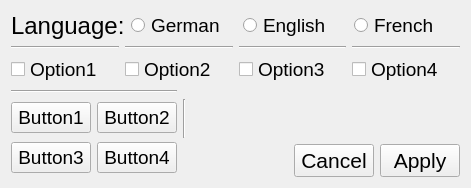
The window that Settings.ui (katrindaet/ChallengePetra2022) describes before a commit, drawn with Qt 5.
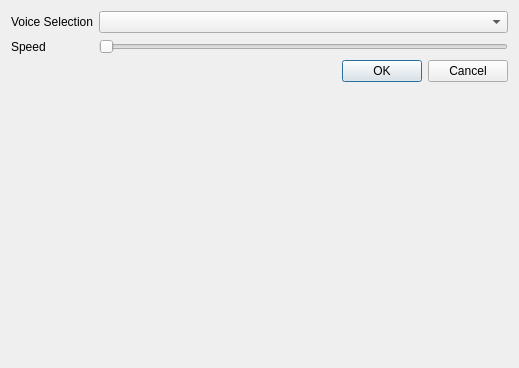
The same window after the commit.

```diff
--- a/Settings.ui
+++ b/Settings.ui
@@ -1,240 +1,50 @@
 <?xml version="1.0" encoding="UTF-8"?>
 <ui version="4.0">
- <class>Form</class>
- <widget class="QWidget" name="Form">
+ <class>Dialog</class>
+ <widget class="QDialog" name="Dialog">
   <property name="geometry">
    <rect>
     <x>0</x>
     <y>0</y>
-    <width>471</width>
-    <height>188</height>
+    <width>519</width>
+    <height>368</height>
    </rect>
   </property>
-  <property name="font">
-   <font>
-    <pointsize>16</pointsize>
-   </font>
-  </property>
   <property name="windowTitle">
    <string>Form</string>
   </property>
-  <property name="layoutDirection">
-   <enum>Qt::LeftToRight</enum>
-  </property>
-  <layout class="QGridLayout" name="gridLayout_4">
-   <item row="4" column="2">
+  <layout class="QFormLayout" name="formLayout_2">
+   <item row="7" column="0">
+    <widget class="QLabel" name="label_2">
+     <property name="text">
+      <string>Speed</string>
+     </property>
+    </widget>
+   </item>
+   <item row="5" column="0">
+    <widget class="QLabel" name="label">
+     <property name="text">
+      <string>Voice Selection</string>
+     </property>
+    </widget>
+   </item>
+   <item row="5" column="1">
+    <widget class="QComboBox" name="comboBox"/>
+   </item>
+   <item row="7" column="1">
+    <widget class="QSlider" name="horizontalSlider">
+     <property name="orientation">
+      <enum>Qt::Horizontal</enum>
+     </property>
+    </widget>
+   </item>
+   <item row="8" column="1">
     <widget class="QDialogButtonBox" name="buttonBox">
-     <property name="font">
-      <font>
-       <pointsize>16</pointsize>
-      </font>
-     </property>
-     <property name="layoutDirection">
-      <enum>Qt::LeftToRight</enum>
-     </property>
      <property name="orientation">
       <enum>Qt::Horizontal</enum>
      </property>
      <property name="standardButtons">
-      <set>QDialogButtonBox::Apply|QDialogButtonBox::Cancel</set>
-     </property>
-    </widget>
-   </item>
-   <item row="0" column="0" colspan="3">
-    <layout class="QGridLayout" name="gridLayout_2">
-     <item row="0" column="0">
-      <widget class="QLabel" name="label">
-       <property name="font">
-        <font>
-         <pointsize>18</pointsize>
-        </font>
-       </property>
-       <property name="text">
-        <string>Language:</string>
-       </property>
-      </widget>
-     </item>
-     <item row="0" column="1">
-      <widget class="QRadioButton" name="radioButton_7">
-       <property name="font">
-        <font>
-         <pointsize>14</pointsize>
-        </font>
-       </property>
-       <property name="text">
-        <string>German</string>
-       </property>
-      </widget>
-     </item>
-     <item row="0" column="2">
-      <widget class="QRadioButton" name="radioButton_8">
-       <property name="font">
-        <font>
-         <pointsize>14</pointsize>
-        </font>
-       </property>
-       <property name="text">
-        <string>English</string>
-       </property>
-      </widget>
-     </item>
-     <item row="0" column="3">
-      <widget class="QRadioButton" name="radioButton_4">
-       <property name="font">
-        <font>
-         <pointsize>14</pointsize>
-        </font>
-       </property>
-       <property name="text">
-        <string>French</string>
-       </property>
-      </widget>
-     </item>
-    </layout>
-   </item>
-   <item row="3" column="0" rowspan="2">
-    <layout class="QGridLayout" name="gridLayout">
-     <item row="0" column="0">
-      <widget class="QPushButton" name="pushButton">
-       <property name="font">
-        <font>
-         <pointsize>14</pointsize>
-        </font>
-       </property>
-       <property name="text">
-        <string>Button1</string>
-       </property>
-      </widget>
-     </item>
-     <item row="0" column="1">
-      <widget class="QPushButton" name="pushButton_3">
-       <property name="font">
-        <font>
-         <pointsize>14</pointsize>
-        </font>
-       </property>
-       <property name="text">
-        <string>Button2</string>
-       </property>
-      </widget>
-     </item>
-     <item row="1" column="0">
-      <widget class="QPushButton" name="pushButton_2">
-       <property name="font">
-        <font>
-         <pointsize>14</pointsize>
-        </font>
-       </property>
-       <property name="text">
-        <string>Button3</string>
-       </property>
-      </widget>
-     </item>
-     <item row="1" column="1">
-      <widget class="QPushButton" name="pushButton_4">
-       <property name="font">
-        <font>
-         <pointsize>14</pointsize>
-        </font>
-       </property>
-       <property name="text">
-        <string>Button4</string>
-       </property>
-      </widget>
-     </item>
-    </layout>
-   </item>
-   <item row="1" column="0" colspan="3">
-    <layout class="QGridLayout" name="gridLayout_3">
-     <item row="1" column="0">
-      <widget class="QCheckBox" name="checkBox">
-       <property name="font">
-        <font>
-         <pointsize>14</pointsize>
-        </font>
-       </property>
-       <property name="text">
-        <string>Option1</string>
-       </property>
-      </widget>
-     </item>
-     <item row="1" column="1">
-      <widget class="QCheckBox" name="checkBox_2">
-       <property name="font">
-        <font>
-         <pointsize>14</pointsize>
-        </font>
-       </property>
-       <property name="text">
-        <string>Option2</string>
-       </property>
-      </widget>
-     </item>
-     <item row="1" column="3">
-      <widget class="QCheckBox" name="checkBox_4">
-       <property name="font">
-        <font>
-         <pointsize>14</pointsize>
-        </font>
-       </property>
-       <property name="text">
-        <string>Option4</string>
-       </property>
-      </widget>
-     </item>
-     <item row="1" column="2">
-      <widget class="QCheckBox" name="checkBox_3">
-       <property name="font">
-        <font>
-         <pointsize>14</pointsize>
-        </font>
-       </property>
-       <property name="text">
-        <string>Option3</string>
-       </property>
-      </widget>
-     </item>
-     <item row="0" column="0">
-      <widget class="Line" name="line_2">
-       <property name="orientation">
-        <enum>Qt::Horizontal</enum>
-       </property>
-      </widget>
-     </item>
-     <item row="0" column="1">
-      <widget class="Line" name="line_3">
-       <property name="orientation">
-        <enum>Qt::Horizontal</enum>
-       </property>
-      </widget>
-     </item>
-     <item row="0" column="2">
-      <widget class="Line" name="line_4">
-       <property name="orientation">
-        <enum>Qt::Horizontal</enum>
-       </property>
-      </widget>
-     </item>
-     <item row="0" column="3">
-      <widget class="Line" name="line_5">
-       <property name="orientation">
-        <enum>Qt::Horizontal</enum>
-       </property>
-      </widget>
-     </item>
-    </layout>
-   </item>
-   <item row="2" column="0">
-    <widget class="Line" name="line">
-     <property name="orientation">
-      <enum>Qt::Horizontal</enum>
-     </property>
-    </widget>
-   </item>
-   <item row="3" column="1">
-    <widget class="Line" name="line_6">
-     <property name="orientation">
-      <enum>Qt::Vertical</enum>
+      <set>QDialogButtonBox::Cancel|QDialogButtonBox::Ok</set>
      </property>
     </widget>
    </item>
```
Left out of the diff: 37 changed lines with no effect on the pictures.
